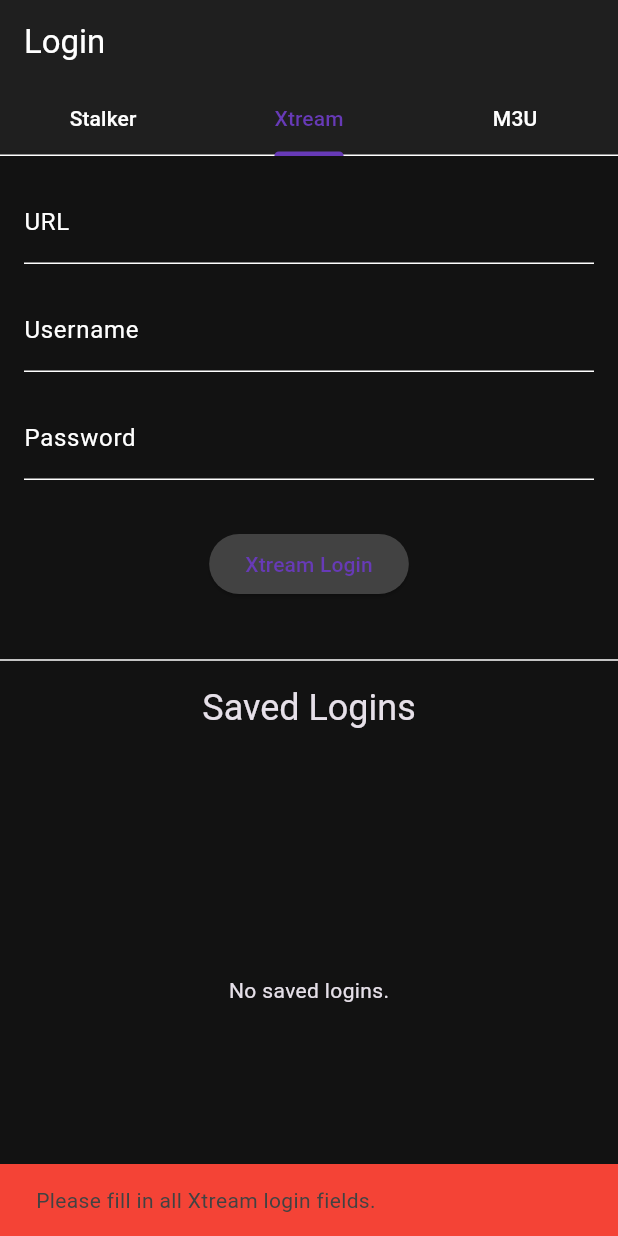
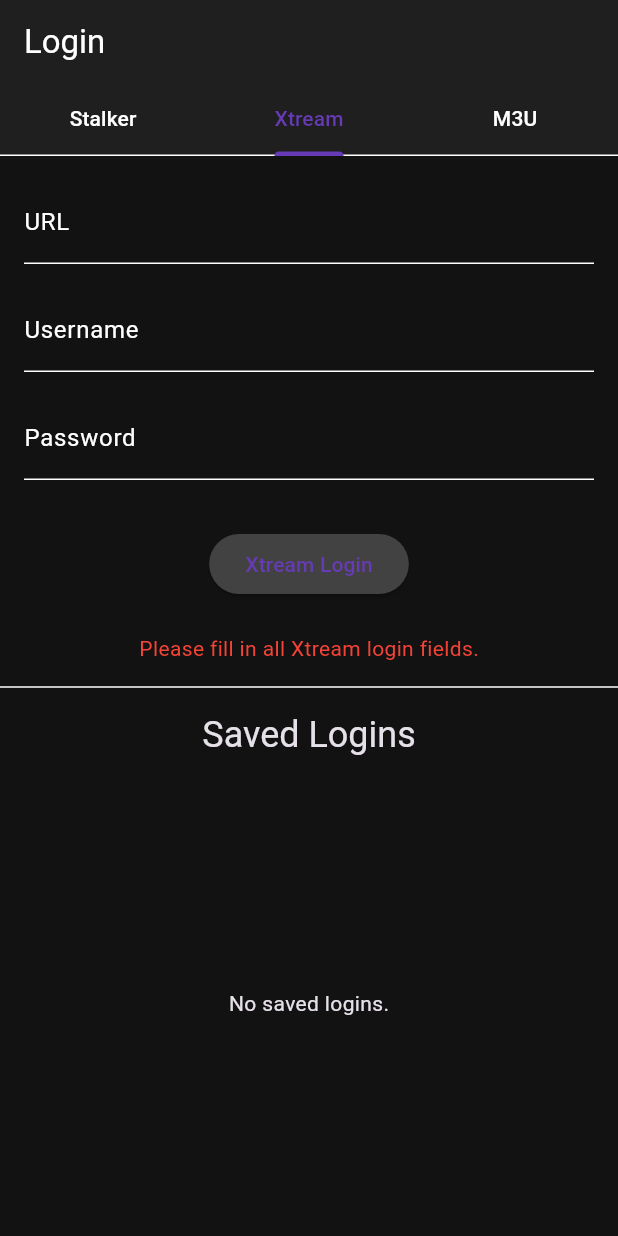
Before and after one commit to michaelvaneykveld/openIPTV, a Flutter app: the screen it shows after launch, tab 2 chosen, after a tap on "Xtream Login", on a phone screen of 412 x 824 dp. Run offline on Flutter 3.47's test engine with Material 3 defaults, Android fonts, the phone set to English and light mode, and no system bars; our stand-ins replace dio, file_picker, flutter_riverpod, flutter_secure_storage, freezed_annotation, go_router and 5 more; accounts and stored records are empty; generated files the repository leaves out were written again.

Commit message:
fix: Improve M3U login UI and error handling

```diff
--- a/lib/src/presentation/screens/login_screen.dart
+++ b/lib/src/presentation/screens/login_screen.dart
@@ -56,6 +56,7 @@ class _LoginScreenState extends ConsumerState<LoginScreen> {
   final _portalUrlController = TextEditingController();
   final _macAddressController = TextEditingController(text: '00:1A:79:');
   bool _isLoading = false;
+  String? _errorMessage;
 
   final _xtreamUrlController = TextEditingController();
   final _xtreamUsernameController = TextEditingController();
@@ -156,8 +157,10 @@ class _LoginScreenState extends ConsumerState<LoginScreen> {
     if (_formKey.currentState!.validate()) {
       setState(() {
         _isLoading = true;
+        _errorMessage = null;
       });
 
+      try {
         final stalkerApi = ref.read(stalkerApiProvider);
         String portalUrl = _portalUrlController.text;
         final macAddress = _macAddressController.text;
@@ -176,22 +179,19 @@ class _LoginScreenState extends ConsumerState<LoginScreen> {
         final success = await stalkerApi.login(portalUrl, macAddress);
 
         if (success) {
-        // No need to save credential here, it's handled within stalkerApi.login
-        // Invalidate the provider to refresh the list of saved credentials
           ref.invalidate(savedCredentialsProvider);
-
           if (mounted) {
             context.go('/');
           }
         } else {
-        if (mounted) {
-          ScaffoldMessenger.of(context).showSnackBar(
-            const SnackBar(
-              content: Text('Login failed. Please check your credentials and try again.'),
-              backgroundColor: Colors.red,
-            ),
-          );
+          setState(() {
+            _errorMessage = 'Login failed. Please check your credentials and try again.';
+          });
         }
+      } catch (e) {
+        setState(() {
+          _errorMessage = e.toString();
+        });
       }
 
       if(mounted) {
@@ -208,31 +208,27 @@ class _LoginScreenState extends ConsumerState<LoginScreen> {
     final xtreamPassword = _xtreamPasswordController.text.trim();
 
     if (xtreamUrl.isEmpty || xtreamUsername.isEmpty || xtreamPassword.isEmpty) {
-      ScaffoldMessenger.of(context).showSnackBar(
-        const SnackBar(
-          content: Text('Please fill in all Xtream login fields.'),
-          backgroundColor: Colors.red,
-        ),
-      );
+      setState(() {
+        _errorMessage = 'Please fill in all Xtream login fields.';
+      });
       return;
     }
 
     setState(() {
       _isLoading = true;
+      _errorMessage = null;
     });
 
-    // Create an instance of XtreamApiService with the provided URL
+    try {
       final xtreamApi = XtreamApiService(xtreamUrl);
-
       appLogger.d('Attempting Xtream login with URL: $xtreamUrl, Username: $xtreamUsername');
-
       final success = await xtreamApi.login(xtreamUsername, xtreamPassword);
 
       if (success) {
         final credentialsRepository = ref.read(credentialsRepositoryProvider);
         final newCredential = XtreamCredentials(
-        id: xtreamUrl, // Using URL as ID for simplicity
-        name: 'Xtream: $xtreamUsername', // User-friendly name
+          id: xtreamUrl,
+          name: 'Xtream: $xtreamUsername',
           url: xtreamUrl,
           username: xtreamUsername,
           password: xtreamPassword,
@@ -244,14 +240,14 @@ class _LoginScreenState extends ConsumerState<LoginScreen> {
           context.go('/');
         }
       } else {
-      if (mounted) {
-        ScaffoldMessenger.of(context).showSnackBar(
-          const SnackBar(
-            content: Text('Xtream login failed. Please check your credentials and try again.'),
-            backgroundColor: Colors.red,
-          ),
-        );
+        setState(() {
+          _errorMessage = 'Xtream login failed. Please check your credentials and try again.';
+        });
       }
+    } catch (e) {
+      setState(() {
+        _errorMessage = e.toString();
+      });
     }
 
     if (mounted) {
@@ -267,25 +263,22 @@ class _LoginScreenState extends ConsumerState<LoginScreen> {
     final m3uPassword = _m3uPasswordController.text.trim();
 
     if (m3uUrl.isEmpty) {
-      ScaffoldMessenger.of(context).showSnackBar(
-        const SnackBar(
-          content: Text('Please enter an M3U URL or pick a file.'),
-          backgroundColor: Colors.red,
-        ),
-      );
+      setState(() {
+        _errorMessage = 'Please enter an M3U URL or pick a file.';
+      });
       return;
     }
 
     setState(() {
       _isLoading = true;
+      _errorMessage = null;
     });
 
     try {
-      // For M3U, we just save the URL. No API call needed for login.
       final credentialsRepository = ref.read(credentialsRepositoryProvider);
       final newCredential = M3uCredentials(
-        id: m3uUrl, // Using URL as ID for simplicity
-        name: 'M3U: $m3uUrl', // User-friendly name
+        id: m3uUrl,
+        name: 'M3U: $m3uUrl',
         m3uUrl: m3uUrl,
         username: m3uUsername.isNotEmpty ? m3uUsername : null,
         password: m3uPassword.isNotEmpty ? m3uPassword : null,
@@ -297,14 +290,9 @@ class _LoginScreenState extends ConsumerState<LoginScreen> {
         context.go('/');
       }
     } catch (e) {
-      if (mounted) {
-        ScaffoldMessenger.of(context).showSnackBar(
-          SnackBar(
-            content: Text('M3U login failed: ${e.toString()}'),
-            backgroundColor: Colors.red,
-          ),
-        );
-      }
+      setState(() {
+        _errorMessage = e.toString();
+      });
     }
 
     if (mounted) {
@@ -316,8 +304,8 @@ class _LoginScreenState extends ConsumerState<LoginScreen> {
 
   Future<void> _deleteCredential(Credentials credential) async {
     final credentialsRepository = ref.read(credentialsRepositoryProvider);
-    await credentialsRepository.deleteCredential(credential.id); // Use credential.id for deletion
-    ref.invalidate(savedCredentialsProvider); // Refresh the list
+    await credentialsRepository.deleteCredential(credential.id);
+    ref.invalidate(savedCredentialsProvider);
     if (mounted) {
       ScaffoldMessenger.of(context).showSnackBar(
         const SnackBar(content: Text('Credential deleted.')),
@@ -351,6 +339,14 @@ class _LoginScreenState extends ConsumerState<LoginScreen> {
                   _buildXtreamLogin(),
                   _buildM3uLogin(),
                 ],
+              ),
+            ),
+            if (_errorMessage != null)
+              Padding(
+                padding: const EdgeInsets.all(8.0),
+                child: Text(
+                  _errorMessage!,
+                  style: const TextStyle(color: Colors.red),
                 ),
               ),
             const Divider(),
@@ -481,7 +477,6 @@ class _LoginScreenState extends ConsumerState<LoginScreen> {
     return SingleChildScrollView(
       padding: const EdgeInsets.all(16.0),
       child: Form(
-        // No GlobalKey for now, as validation is not yet implemented for Xtream
         child: Column(
           children: [
             TextFormField(
@@ -490,7 +485,6 @@ class _LoginScreenState extends ConsumerState<LoginScreen> {
                 labelText: 'URL',
                 hintText: 'http://your-xtream-url.com',
               ),
-              // No validator for now
             ),
             const SizedBox(height: 16),
             TextFormField(
@@ -499,7 +493,6 @@ class _LoginScreenState extends ConsumerState<LoginScreen> {
                 labelText: 'Username',
                 hintText: 'your_username',
               ),
-              // No validator for now
             ),
             const SizedBox(height: 16),
             TextFormField(
@@ -508,11 +501,9 @@ class _LoginScreenState extends ConsumerState<LoginScreen> {
                 labelText: 'Password',
                 hintText: 'your_password',
               ),
-              obscureText: true, // Hide password
-              // No validator for now
+              obscureText: true,
             ),
             const SizedBox(height: 32),
-            // New Xtream Login Button (will add _xtreamLogin method later)
             ElevatedButton(
               onPressed: _xtreamLogin,
               child: const Text('Xtream Login'),
@@ -562,7 +553,7 @@ class _LoginScreenState extends ConsumerState<LoginScreen> {
             const SizedBox(height: 32),
             ElevatedButton(
               onPressed: _m3uLogin,
-              child: const Text('M3U Login'),
+              child: const Text('Login with M3U'),
             ),
           ],
         ),
```
Lines whose indentation alone changed are shown as unchanged.
